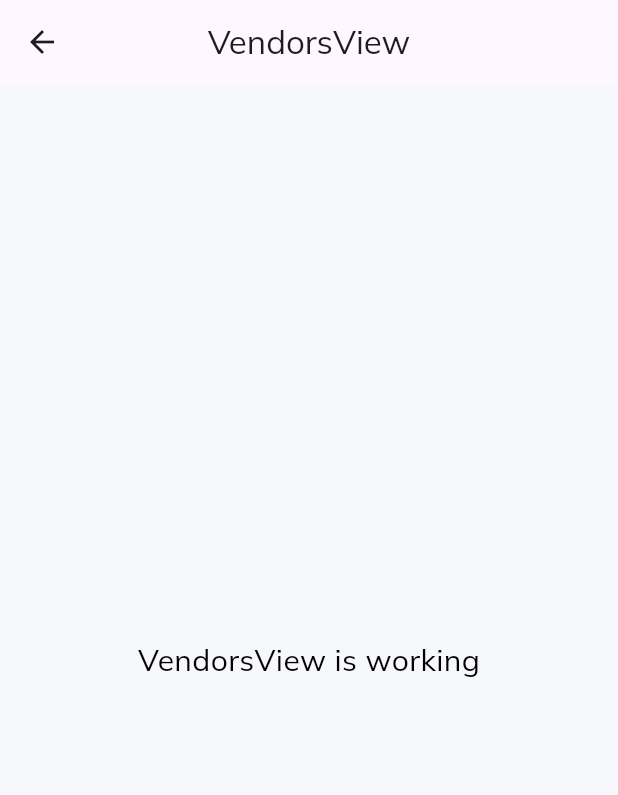
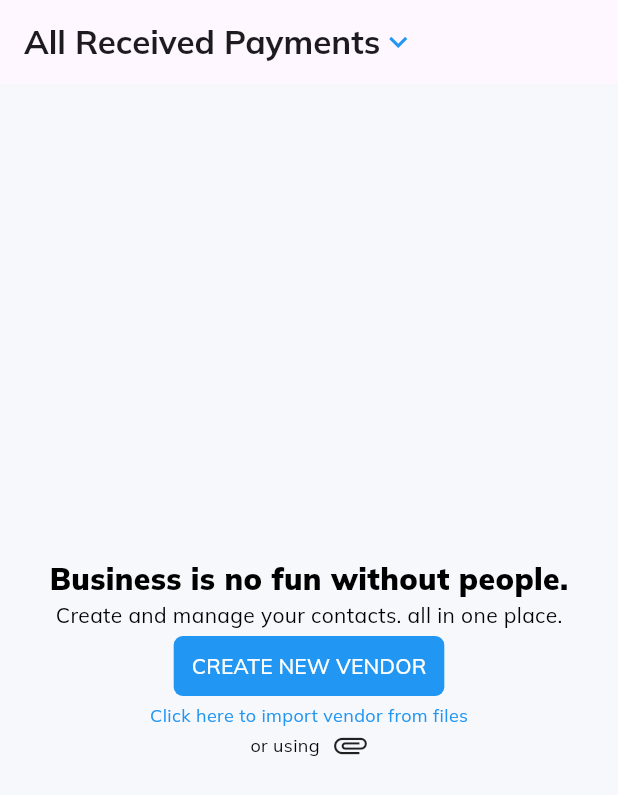
Before and after one commit to DinuchDev/vet-inventory-management, a Flutter app: the VendorsView screen opened directly, on a phone screen of 412 x 824 dp. Shown: the top 795 px of the screen. Run offline on Flutter 3.47's test engine with Material 3 defaults, Android fonts, the phone set to English and light mode, and no system bars; our stand-ins replace charts_flutter, data_table_2, get, google_fonts.

Commit message:
feat: vendors

```diff
--- a/lib/app/modules/purchases/vendors/views/vendors_view.dart
+++ b/lib/app/modules/purchases/vendors/views/vendors_view.dart
@@ -6,19 +6,90 @@ import '../controllers/vendors_controller.dart';
 
 class VendorsView extends GetView<VendorsController> {
   const VendorsView({super.key});
+
   @override
   Widget build(BuildContext context) {
     return Scaffold(
-      appBar: AppBar(
-        title: const Text('VendorsView'),
-        centerTitle: true,
-      ),
-      body: const Center(
-        child: Text(
-          'VendorsView is working',
-          style: TextStyle(fontSize: 20),
+        appBar: AppBar(
+          automaticallyImplyLeading: false,
+          title: Row(
+            children: [
+              Text(
+                'All Received Payments',
+                style: TextStyle(fontWeight: FontWeight.bold),
+              ),
+              Icon(
+                Icons.keyboard_arrow_down,
+                color: Colors.blue,
+              )
+            ],
+          ),
+          // actions: [
+          //   Row(
+          //     children: [
+          //       TextButton(
+          //         onPressed: () {},
+          //         style: TextButton.styleFrom(
+          //           backgroundColor: Colors.blue,
+          //           shape: RoundedRectangleBorder(
+          //             borderRadius: BorderRadius.circular(6), // Adjust the radius
+          //           ),
+          //         ),
+          //         child: Row(
+          //           children: [
+          //             Icon(Icons.add, color: Colors.white),
+          //             const Text(
+          //               'NEW',
+          //               style: TextStyle(color: Colors.white),
+          //             ),
+          //           ],
+          //         ),
+          //       ),
+          //     ],
+          //   )
+          // ],
         ),
-      ),
-    );
+        body: Center(
+          child: Column(
+            mainAxisAlignment: MainAxisAlignment.center,
+            children: [
+              const Text(
+                'Business is no fun without people.',
+                style: TextStyle(fontSize: 20, fontWeight: FontWeight.w900),
+              ),
+              const Text(
+                'Create and manage your contacts. all in one place.',
+              ),
+              TextButton(
+                onPressed: () {},
+                style: TextButton.styleFrom(
+                  backgroundColor: Colors.blue,
+                  shape: RoundedRectangleBorder(
+                    borderRadius: BorderRadius.circular(6), // Adjust the radius
+                  ),
+                ),
+                child: const Text(
+                  'CREATE NEW VENDOR',
+                  style: TextStyle(color: Colors.white),
+                ),
+              ),
+              Text(
+                'Click here to import vendor from files',
+                style: TextStyle(color: Colors.blue, fontSize: 12),
+              ),
+              Row(
+                mainAxisAlignment: MainAxisAlignment.center,
+                children: [
+                  Text(
+                    'or using',
+                    style: TextStyle(fontSize: 12),
+                  ),
+                  SizedBox(width: 8.0),
+                  Icon(Icons.attachment_outlined),
+                ],
+              )
+            ],
+          ),
+        ));
   }
 }
```
